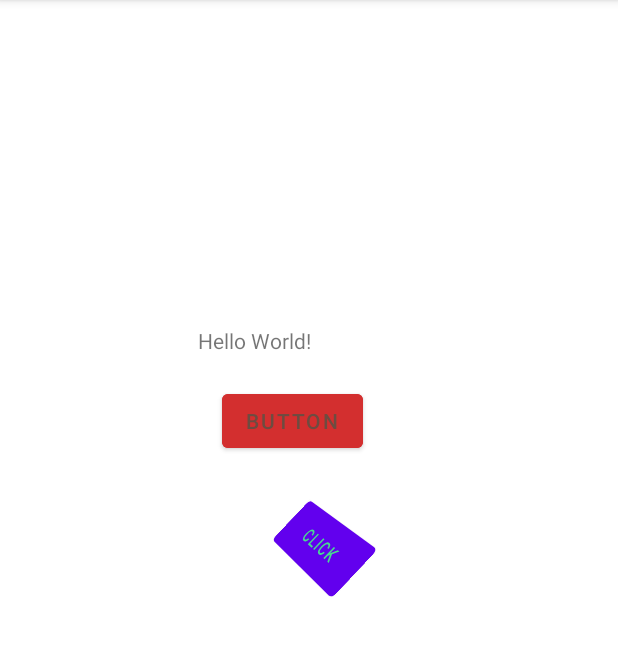
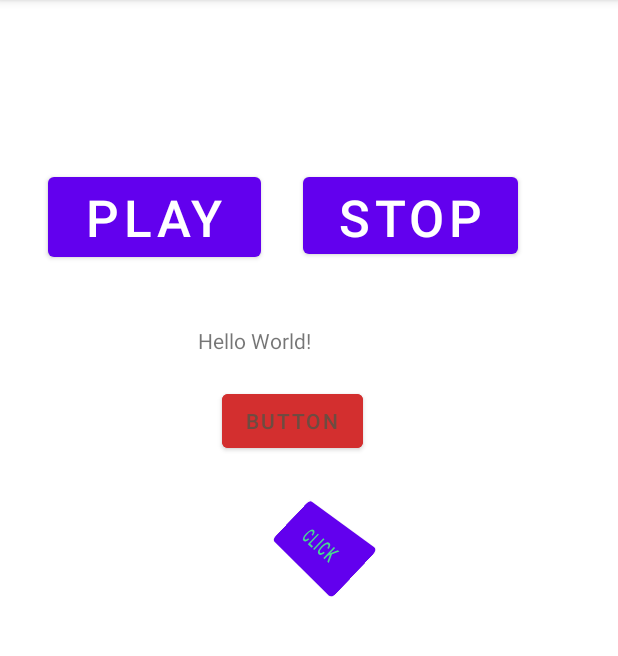
Before and after one commit to pavlentytest/toc_share_project, an Android app: the screen it shows after launch (MainActivity), on a phone screen of 412 x 824 dp, the part 84-740 px from its top. Run offline under Robolectric (Android 15) with nearby library versions, the phone set to English and light mode, and no system bars.

Commit message:
Add buttons PLAY and STOP

```diff
--- a/app/src/main/java/ru/samsung/itschool/mdev/myapplication/MainActivity.java
+++ b/app/src/main/java/ru/samsung/itschool/mdev/myapplication/MainActivity.java
@@ -3,7 +3,9 @@ package ru.samsung.itschool.mdev.myapplication;
 import androidx.annotation.NonNull;
 import androidx.appcompat.app.AppCompatActivity;
 
+import android.media.MediaPlayer;
 import android.os.Bundle;
+import android.view.View;
 import android.widget.Button;
 import android.widget.TextView;
 
@@ -13,17 +15,30 @@ public class MainActivity extends AppCompatActivity {
     private TextView textView;
     private int counter = 0;
 
+    private MediaPlayer mp;
     @Override
     protected void onCreate(Bundle savedInstanceState) {
         super.onCreate(savedInstanceState);
         setContentView(R.layout.activity_main);
         button = findViewById(R.id.PoplaukhinId);
+
         textView = findViewById(R.id.textView2);
         button.setOnClickListener(view -> {
             counter++;
             String result = "Вы тыкнули на мою кнопочку " + Integer.toString(counter);
             textView.setText(result);
                 });
+    }
+
+    public void doPlay(View v)
+    {
+        mp = MediaPlayer.create(this, R.raw.strom);
+        mp.start();
+    }
+
+    public void doStop(View v)
+    {
+        mp.pause();
     }
 
     @Override
--- a/app/src/main/res/layout/activity_main.xml
+++ b/app/src/main/res/layout/activity_main.xml
@@ -48,4 +48,28 @@
         app:layout_constraintStart_toStartOf="parent"
         app:layout_constraintTop_toBottomOf="@+id/button" />
 
+    <Button
+        android:id="@+id/button2"
+        android:layout_width="142dp"
+        android:layout_height="65dp"
+        android:layout_marginStart="32dp"
+        android:layout_marginTop="112dp"
+        android:onClick="doPlay"
+        android:text="PLAY"
+        android:textSize="34sp"
+        app:layout_constraintStart_toStartOf="parent"
+        app:layout_constraintTop_toTopOf="parent" />
+
+    <Button
+        android:id="@+id/button3"
+        android:layout_width="143dp"
+        android:layout_height="63dp"
+        android:layout_marginStart="28dp"
+        android:layout_marginTop="112dp"
+        android:onClick="doStop"
+        android:text="STOP"
+        android:textSize="34sp"
+        app:layout_constraintStart_toEndOf="@+id/button2"
+        app:layout_constraintTop_toTopOf="parent" />
+
 </androidx.constraintlayout.widget.ConstraintLayout>
```
Also changed, not shown: 3 other files.
